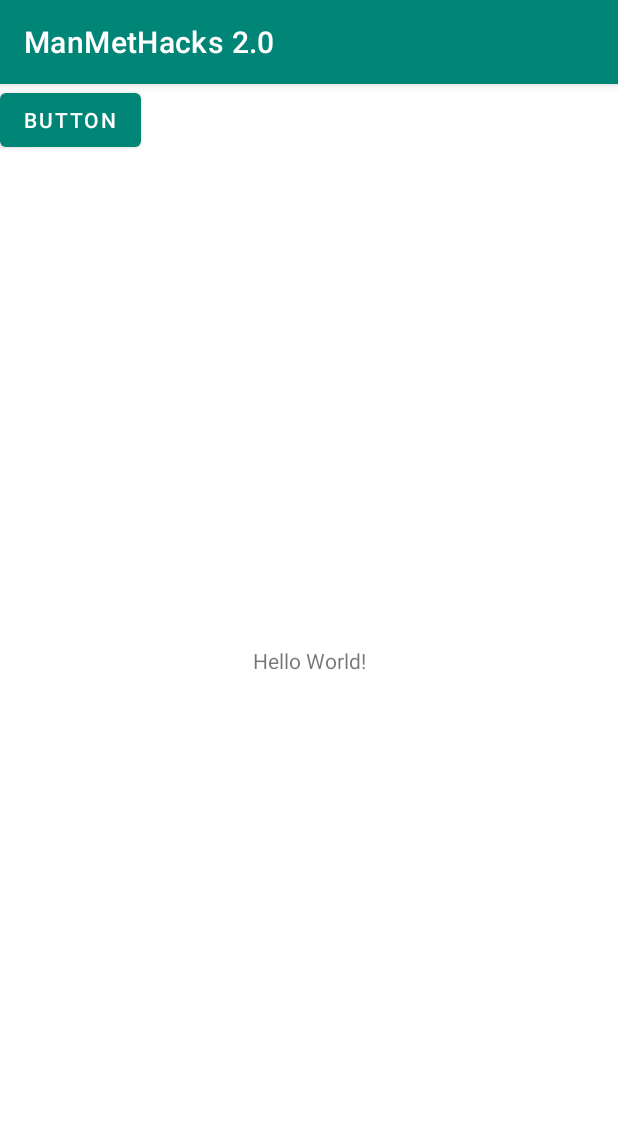
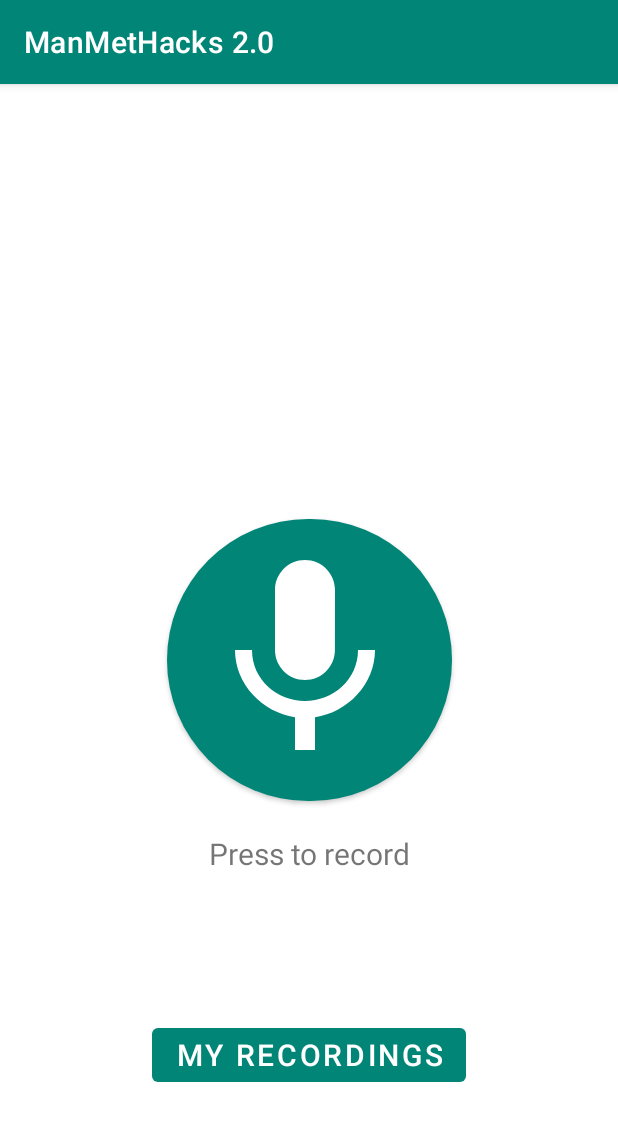
Before and after one commit to wrussell1999/manmethacks-2, an Android app: the screen it shows after launch (MainActivity), on a phone screen of 412 x 824 dp. Shown: the top 1121 px of the screen. Run offline under Robolectric (Android 15) with nearby library versions, the phone set to English and light mode, and no system bars.

Commit message:
Add play, record, and library buttons

```diff
--- a/app/build.gradle
+++ b/app/build.gradle
@@ -24,7 +24,7 @@ android {
 
 dependencies {
     implementation fileTree(dir: 'libs', include: ['*.jar'])
-    implementation"org.jetbrains.kotlin:kotlin-stdlib-jdk7:$kotlin_version"
+    implementation "org.jetbrains.kotlin:kotlin-stdlib-jdk7:$kotlin_version"
     implementation 'androidx.appcompat:appcompat:1.0.2'
     implementation 'androidx.core:core-ktx:1.1.0'
     implementation 'com.google.android.material:material:1.0.0'
--- a/app/src/main/res/drawable/mic.xml
+++ b/app/src/main/res/drawable/mic.xml
@@ -1,6 +1,6 @@
 <vector xmlns:android="http://schemas.android.com/apk/res/android"
-        android:width="24dp"
-        android:height="24dp"
+        android:width="160dp"
+        android:height="160dp"
         android:viewportWidth="24.0"
         android:viewportHeight="24.0">
     <path
--- a/app/src/main/res/layout/activity_main.xml
+++ b/app/src/main/res/layout/activity_main.xml
@@ -7,21 +7,40 @@
     android:layout_height="match_parent"
     tools:context=".MainActivity">
 
-    <TextView
-        android:layout_width="wrap_content"
-        android:layout_height="wrap_content"
-        android:text="Hello World!"
+    <com.google.android.material.button.MaterialButton
+        android:id="@+id/mic"
+        style="@style/Widget.MaterialComponents.Button.Icon"
+        android:layout_width="190dp"
+        android:layout_height="200dp"
+        app:icon="@drawable/mic"
+        app:cornerRadius="100dp"
         app:layout_constraintBottom_toBottomOf="parent"
         app:layout_constraintLeft_toLeftOf="parent"
         app:layout_constraintRight_toRightOf="parent"
         app:layout_constraintTop_toTopOf="parent" />
 
-    <Button
-        android:id="@+id/button"
+    <TextView
+        android:id="@+id/text"
         android:layout_width="wrap_content"
         android:layout_height="wrap_content"
-        android:text="Button"
-        tools:layout_editor_absoluteX="123dp"
-        tools:layout_editor_absoluteY="526dp" />
+        android:text="@string/record"
+        android:textSize="20sp"
+        android:paddingTop="15dp"
+        app:layout_constraintLeft_toLeftOf="parent"
+        app:layout_constraintRight_toRightOf="parent"
+        app:layout_constraintTop_toBottomOf="@id/mic" />
+
+    <com.google.android.material.button.MaterialButton
+        android:id="@+id/saved"
+        style="@style/Widget.MaterialComponents.Button.UnelevatedButton"
+        android:layout_width="wrap_content"
+        android:layout_height="wrap_content"
+        android:text="@string/saved"
+        android:textSize="20sp"
+        android:onClick="openRecordings"
+        app:layout_constraintBottom_toBottomOf="parent"
+        app:layout_constraintLeft_toLeftOf="parent"
+        app:layout_constraintRight_toRightOf="parent"
+        app:layout_constraintTop_toBottomOf="@id/text" />
 
 </androidx.constraintlayout.widget.ConstraintLayout>
--- a/app/src/main/res/values/strings.xml
+++ b/app/src/main/res/values/strings.xml
@@ -1,3 +1,5 @@
 <resources>
     <string name="app_name">ManMetHacks 2.0</string>
+    <string name="record">Press to record</string>
+    <string name="saved">My Recordings</string>
 </resources>
```
Also changed, not shown: app/src/main/AndroidManifest.xml (+4 -3 lines), app/src/main/java/com/willrussell/manmethacks2/LibraryActivity.kt (added, +12 -0 lines), app/src/main/java/com/willrussell/manmethacks2/MainActivity.kt (+7 -0 lines), app/src/main/res/layout/activity_library.xml (added, +22 -0 lines).
